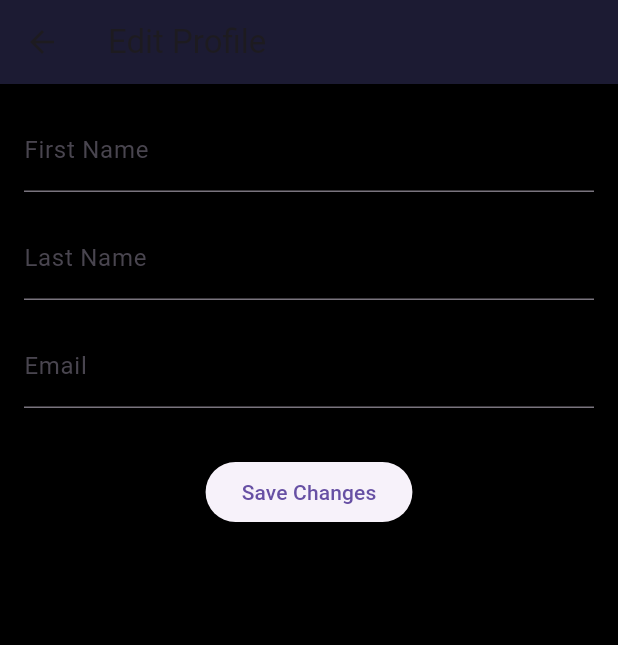
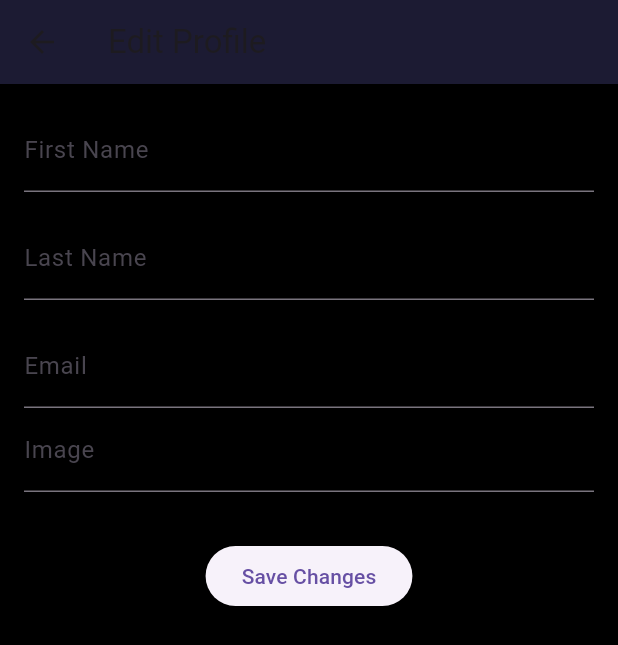
Before and after one commit to MoneyPleasee/MovieApp, a Flutter app: the EditProfilePage screen opened directly with empty values, on a phone screen of 412 x 824 dp. Shown: the top 645 px of the screen. Run offline on Flutter 3.47's test engine with Material 3 defaults, Android fonts, the phone set to English and light mode, and no system bars; our stand-ins replace carousel_slider, youtube_player_flutter; accounts and stored records are empty.

Commit message:
Update editprofilepage.dart

```diff
--- a/lib/view/editprofilepage.dart
+++ b/lib/view/editprofilepage.dart
@@ -1,4 +1,3 @@
-//editprofilepage.dart
 import 'package:flutter/material.dart';
 import 'package:movieapp/model/model.dart';
 import 'package:movieapp/controller/app_controller.dart';
@@ -16,6 +15,7 @@ class _EditProfilePageState extends State<EditProfilePage> {
   late TextEditingController _firstnameController;
   late TextEditingController _lastnameController;
   late TextEditingController _emailController;
+  late TextEditingController _imageURLController;
   final UserController _userController = UserController();
 
   @override
@@ -24,6 +24,7 @@ class _EditProfilePageState extends State<EditProfilePage> {
     _firstnameController = TextEditingController(text: widget.userInfo.fname);
     _lastnameController = TextEditingController(text: widget.userInfo.lname);
     _emailController = TextEditingController(text: widget.userInfo.email);
+    _imageURLController = TextEditingController(text: widget.userInfo.imageURL);
   }
 
   @override
@@ -31,6 +32,7 @@ class _EditProfilePageState extends State<EditProfilePage> {
     _firstnameController.dispose();
     _lastnameController.dispose();
     _emailController.dispose();
+    _imageURLController.dispose();
     super.dispose();
   }
 
@@ -59,6 +61,10 @@ class _EditProfilePageState extends State<EditProfilePage> {
               controller: _emailController,
               decoration: InputDecoration(labelText: 'Email'),
             ),
+            TextField(
+              controller: _imageURLController,
+              decoration: InputDecoration(labelText: 'Image'),
+            ),
             SizedBox(height: 32),
             ElevatedButton(
               onPressed: () async {
@@ -68,6 +74,7 @@ class _EditProfilePageState extends State<EditProfilePage> {
                   fname: _firstnameController.text,
                   lname: _lastnameController.text,
                   email: _emailController.text,
+                  imageURL: _imageURLController.text,
                 );
                 bool success =
                     await _userController.updateUserInfo(updatedInfo);
```
